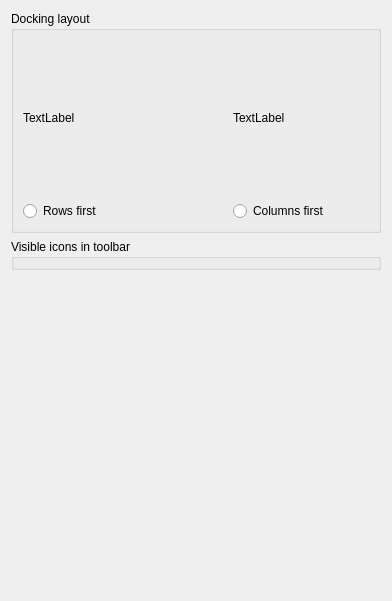
The window that src/plugins/coregui/guisettingspage.ui (victor-yacovlev/kumir2) describes before a commit, drawn with Qt 5.
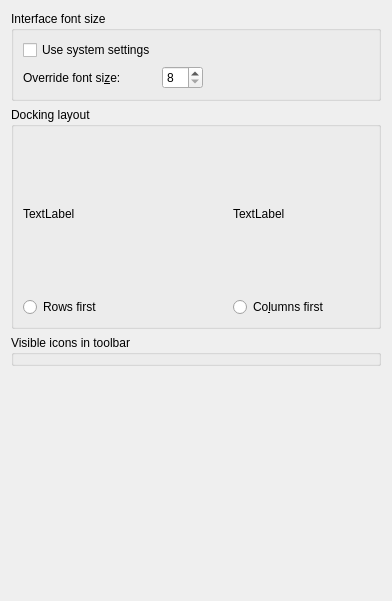
The same window after the commit.

Commit message: Implemented change UI font size

What changed in the file:
```diff
--- a/src/plugins/coregui/guisettingspage.ui
+++ b/src/plugins/coregui/guisettingspage.ui
@@ -14,7 +14,7 @@
    <string>User Interface</string>
   </property>
   <layout class="QGridLayout" name="gridLayout">
-   <item row="0" column="0">
+   <item row="1" column="0">
     <widget class="QGroupBox" name="groupBox">
      <property name="title">
       <string>Docking layout</string>
@@ -59,14 +59,14 @@
       <item row="1" column="1">
        <widget class="QRadioButton" name="btnColumnsFirst">
         <property name="text">
-         <string>Columns first</string>
+         <string>Co&amp;lumns first</string>
         </property>
        </widget>
       </item>
      </layout>
     </widget>
    </item>
-   <item row="3" column="0">
+   <item row="4" column="0">
     <spacer name="verticalSpacer">
      <property name="orientation">
       <enum>Qt::Vertical</enum>
@@ -79,13 +79,67 @@
      </property>
     </spacer>
    </item>
-   <item row="1" column="0">
+   <item row="2" column="0">
     <widget class="QGroupBox" name="visibleIconsGrid">
      <property name="title">
       <string>Visible icons in toolbar</string>
      </property>
     </widget>
    </item>
+   <item row="0" column="0">
+    <widget class="QGroupBox" name="groupBox_2">
+     <property name="sizePolicy">
+      <sizepolicy hsizetype="Preferred" vsizetype="Maximum">
+       <horstretch>0</horstretch>
+       <verstretch>0</verstretch>
+      </sizepolicy>
+     </property>
+     <property name="title">
+      <string>Interface font size</string>
+     </property>
+     <layout class="QFormLayout" name="formLayout">
+      <item row="0" column="0">
+       <widget class="QCheckBox" name="userSystemFontSize">
+        <property name="text">
+         <string>Use system settings</string>
+        </property>
+       </widget>
+      </item>
+      <item row="1" column="0">
+       <widget class="QLabel" name="label">
+        <property name="text">
+         <string>Override font si&amp;ze:</string>
+        </property>
+        <property name="buddy">
+         <cstring>overrideFontSize</cstring>
+        </property>
+       </widget>
+      </item>
+      <item row="1" column="1">
+       <widget class="QSpinBox" name="overrideFontSize">
+        <property name="sizePolicy">
+         <sizepolicy hsizetype="Maximum" vsizetype="Fixed">
+          <horstretch>0</horstretch>
+          <verstretch>0</verstretch>
+         </sizepolicy>
+        </property>
+        <property name="minimumSize">
+         <size>
+          <width>25</width>
+          <height>0</height>
+         </size>
+        </property>
+        <property name="minimum">
+         <number>8</number>
+        </property>
+        <property name="maximum">
+         <number>24</number>
+        </property>
+       </widget>
+      </item>
+     </layout>
+    </widget>
+   </item>
   </layout>
  </widget>
  <resources/>
```
Left out of the diff: 35 changed lines with no effect on the pictures. The commit also changes 13 other files.
